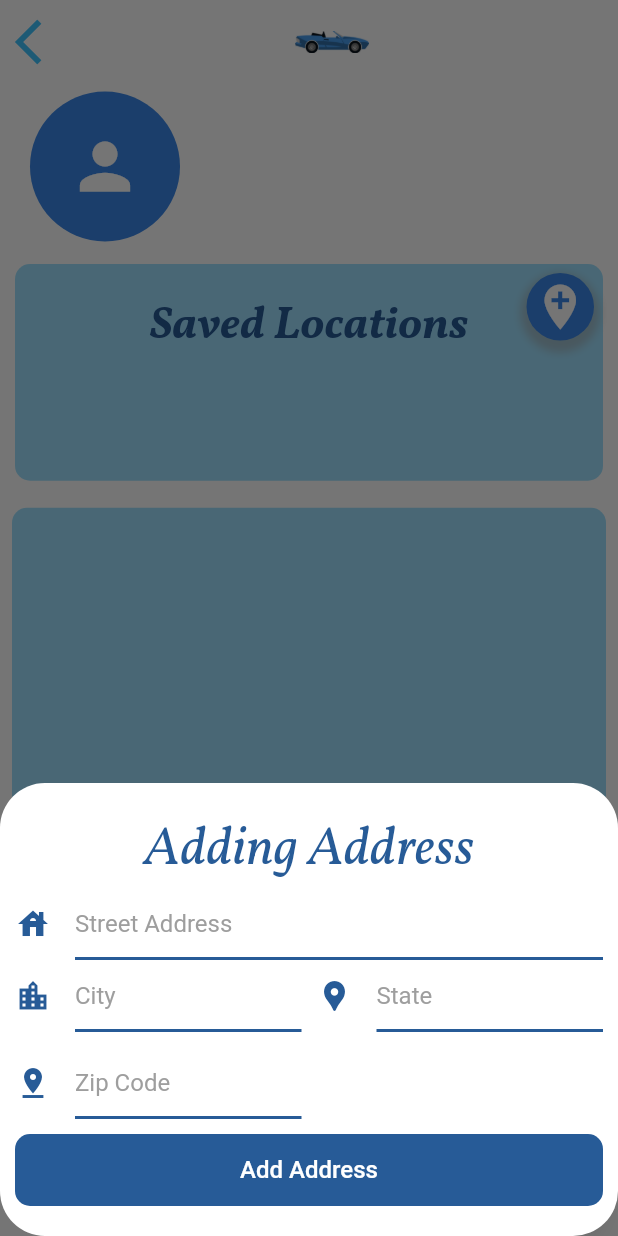
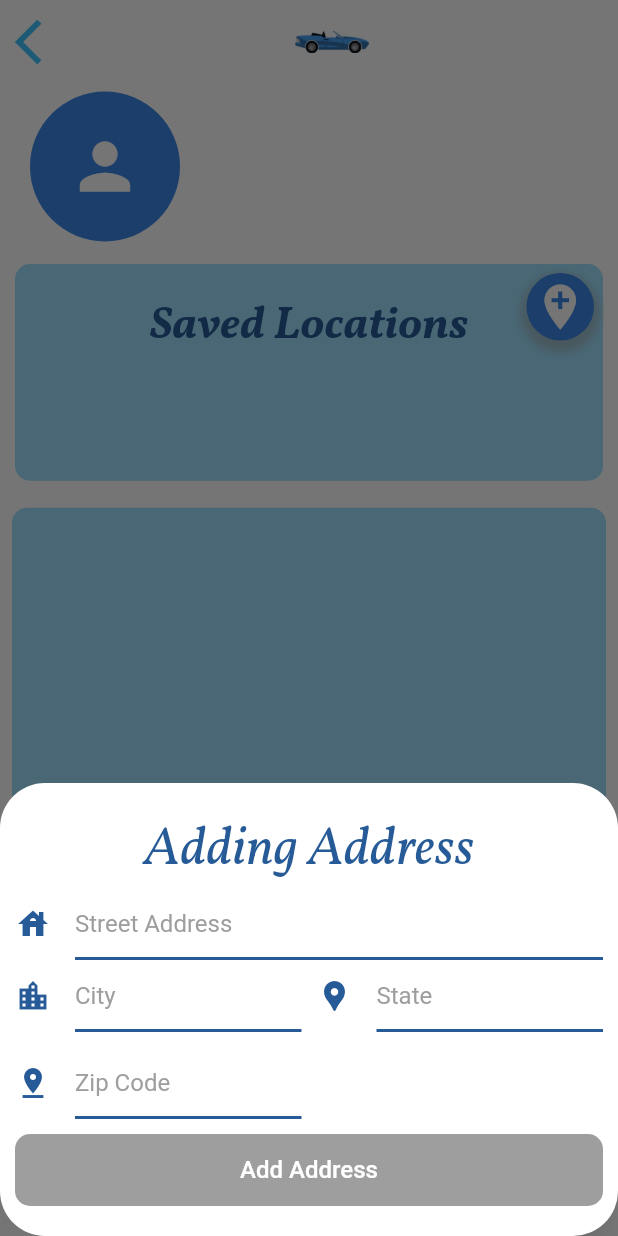
Before and after one commit to MarioCastellanos/ExpressCarCleaningCo, a Flutter app: the ProfileScreen screen opened directly with empty values, after a tap on the "add location" icon, on a phone screen of 412 x 824 dp. Run offline on Flutter 3.47's test engine with Material 2 defaults, Android fonts, the light colour scheme and no system bars; our stand-ins replace animated_text_kit, firebase_auth, firebase_core, flutter_swiper, font_awesome_flutter, shared_preferences and 1 more; accounts and stored records are empty.

Commit message:
Moved the class addNewAddressButton back to ProfileScreen temporarily to be extracted later. The reason for moving it back was to include validation method for testing rudimentary validation of address fields, validation method has been created for text fields for the addition of an address.

```diff
--- a/lib/screens/profile.dart
+++ b/lib/screens/profile.dart
@@ -27,6 +27,9 @@
   String city = '';
   String state = '';
   String zipCode = '';
+
+  bool addressEntered = false;
+
   int selectedCarIndex = -1;
   int currentIndex;
 
@@ -104,7 +107,114 @@
                         shape: BoxShape.circle,
                         color: ECCCBlue,
                       ),
-                      child: AddNewAddressButton(),
+                      child: GestureDetector(
+                        onTap: () {
+                          showModalBottomSheet<dynamic>(
+                            backgroundColor: Colors.transparent,
+                            context: context,
+                            builder: (BuildContext context) {
+                              return Wrap(
+                                children: [
+                                  Container(
+                                    padding: EdgeInsets.symmetric(
+                                      horizontal: 10,
+                                      vertical: 20,
+                                    ),
+                                    decoration: BoxDecoration(
+                                        color: Colors.white,
+                                        borderRadius:
+                                            BorderRadius.circular(30)),
+                                    child: Column(
+                                      crossAxisAlignment:
+                                          CrossAxisAlignment.stretch,
+                                      children: [
+                                        Text(
+                                          'Adding Address',
+                                          style: TextStyle(
+                                            fontSize: 36,
+                                            fontFamily: 'Vollkorn',
+                                            color: ECCCDarkBlue,
+                                          ),
+                                          textAlign: TextAlign.center,
+                                        ),
+                                        StreetAddressTF(
+                                          onCHANGE: (streetAddressValue) {
+                                            streetAddress = streetAddressValue;
+                                          },
+                                        ),
+                                        Row(
+                                          mainAxisAlignment:
+                                              MainAxisAlignment.spaceEvenly,
+                                          children: [
+                                            CityTF(
+                                              onCHANGE: (cityValue) {
+                                                city = cityValue;
+                                              },
+                                            ),
+                                            SizedBox(
+                                              width: 10,
+                                            ),
+                                            StateTF(
+                                              onCHANGE: (stateValue) {
+                                                state = stateValue;
+                                              },
+                                            ),
+                                          ],
+                                        ),
+                                        kSpacerBox,
+                                        Row(
+                                          mainAxisAlignment:
+                                              MainAxisAlignment.spaceEvenly,
+                                          children: [
+                                            ZipCodeTF(
+                                              onCHANGE: (zipCodeValue) {
+                                                print(zipCode);
+                                                zipCode = zipCodeValue;
+                                                setState(
+                                                  () {
+                                                    addressEntered =
+                                                        validation();
+                                                  },
+                                                );
+                                              },
+                                            ),
+                                            SizedBox(
+                                              width: 10,
+                                            ),
+                                            Expanded(
+                                                flex: 1,
+                                                child: Container(
+                                                  color: Colors.transparent,
+                                                )),
+                                          ],
+                                        ),
+                                        kSpacerBox,
+                                        ContinueButton(
+                                          title: 'Add Address',
+                                          textColor: Colors.white,
+                                          cBColor: addressEntered
+                                              ? ECCCBlue
+                                              : Colors.grey,
+                                          onPressed: addressEntered
+                                              ? () {
+                                                  Navigator.pop(context);
+                                                }
+                                              : () {},
+                                        )
+                                      ],
+                                    ),
+                                  ),
+                                ],
+                              );
+                            },
+                          );
+                        },
+                        child: Icon(
+                          Icons.add_location,
+                          color: Colors.white,
+                          size: 36,
+                        ),
+                      ),
                     ),
                   ),
                 ],
@@ -180,6 +290,17 @@
     );
   }
 
+  bool validation() {
+    if ((streetAddress != '') &&
+        (city != '') &&
+        (state != '') &&
+        (zipCode != '')) {
+      return true;
+    }
+
+    return false;
+  }
+
   Container addressContainer(int index) {
     return Container(
       margin: EdgeInsets.all(10),
@@ -216,89 +337,3 @@
     );
   }
 }
-
-class AddNewAddressButton extends StatelessWidget {
-  @override
-  Widget build(BuildContext context) {
-    return GestureDetector(
-        onTap: () {
-          showModalBottomSheet<dynamic>(
-            backgroundColor: Colors.transparent,
-            context: context,
-            builder: (BuildContext context) {
-              return Wrap(
-                children: [
-                  Container(
-                    padding: EdgeInsets.symmetric(
-                      horizontal: 10,
-                      vertical: 20,
-                    ),
-                    decoration: BoxDecoration(
-                        color: Colors.white,
-                        borderRadius: BorderRadius.circular(30)),
-                    child: Column(
-                      crossAxisAlignment: CrossAxisAlignment.stretch,
-                      children: [
-                        Text(
-                          'Adding Address',
-                          style: TextStyle(
-                            fontSize: 36,
-                            fontFamily: 'Vollkorn',
-                            color: ECCCDarkBlue,
-                          ),
-                          textAlign: TextAlign.center,
-                        ),
-                        StreetAddressTF(
-                          onCHANGE: (value) {
-                            print(value);
-                          },
-                        ),
-                        Row(
-                          mainAxisAlignment: MainAxisAlignment.spaceEvenly,
-                          children: [
-                            CityTF(),
-                            SizedBox(
-                              width: 10,
-                            ),
-                            StateTF(),
-                          ],
-                        ),
-                        kSpacerBox,
-                        Row(
-                          mainAxisAlignment: MainAxisAlignment.spaceEvenly,
-                          children: [
-                            ZipCodeTF(),
-                            SizedBox(
-                              width: 10,
-                            ),
-                            Expanded(
-                                flex: 1,
-                                child: Container(
-                                  color: Colors.transparent,
-                                )),
-                          ],
-                        ),
-                        kSpacerBox,
-                        ContinueButton(
-                          title: 'Add Address',
-                          textColor: Colors.white,
-                          cBColor: ECCCDarkBlue,
-                          onPressed: () {
-                            Navigator.pop(context);
-                          },
-                        )
-                      ],
-                    ),
-                  ),
-                ],
-              );
-            },
-          );
-        },
-        child: Icon(
-          Icons.add_location,
-          color: Colors.white,
-          size: 36,
-        ));
-  }
-}
```
